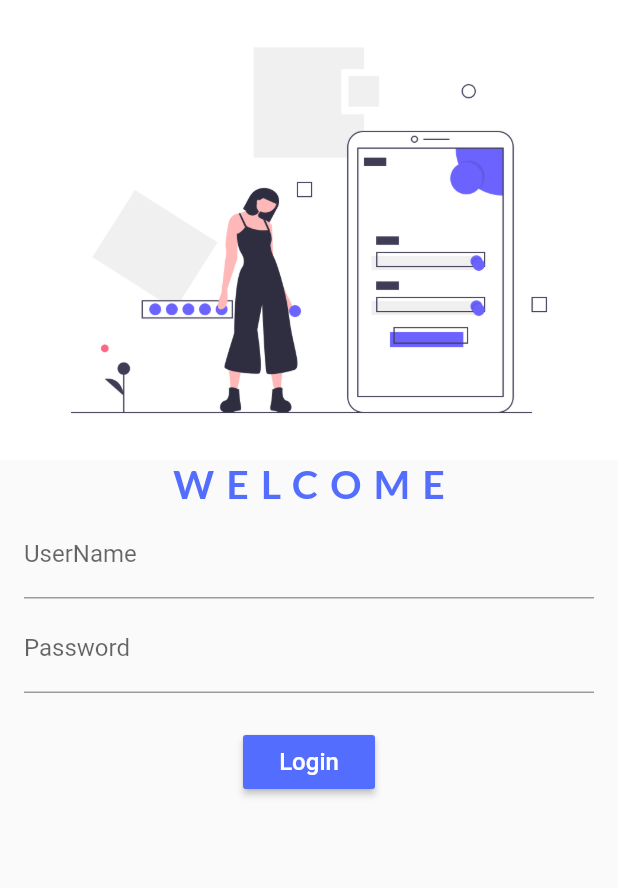
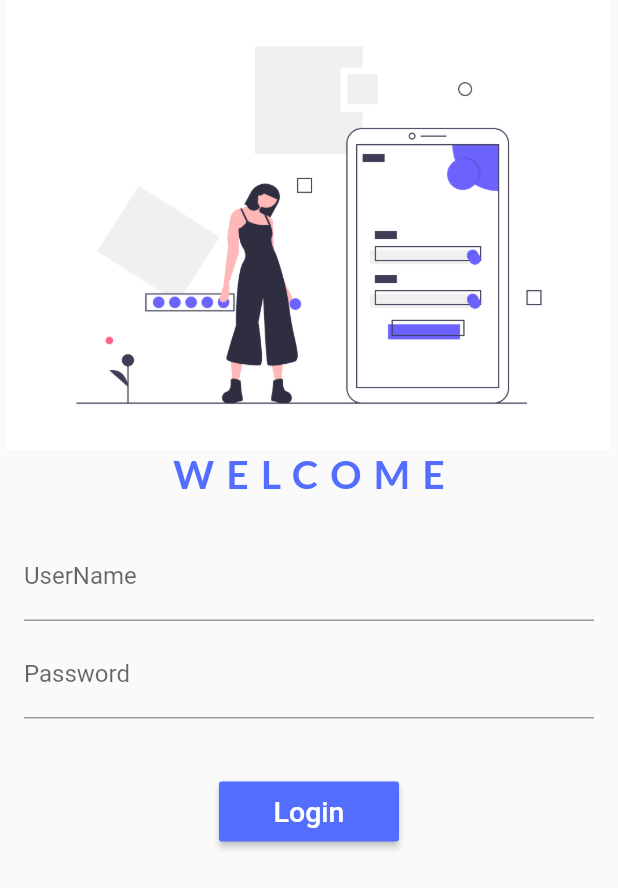
Before and after one commit to developergaurav77/practiceflutter, a Flutter app: the screen it shows after launch, on a phone screen of 412 x 824 dp. Shown: the top 888 px of the screen. Run offline on Flutter 3.47's test engine with Material 2 defaults, Android fonts, the phone set to English and light mode, and no system bars; our stand-ins replace google_fonts.

Commit message:
day5 completed

```diff
--- a/lib/pages/login_page.dart
+++ b/lib/pages/login_page.dart
@@ -5,11 +5,14 @@ class LoginPage extends StatelessWidget {
   @override
   Widget build(BuildContext context) {
     return Scaffold(
-        body: Column(
+        body: SingleChildScrollView(
+      child: Column(
+        mainAxisAlignment: MainAxisAlignment.center,
         children: [
           Image.asset(
             'assets/images/login.png',
             fit: BoxFit.fitWidth,
+            height: 300,
           ),
           Center(
             child: Text(
@@ -22,8 +25,12 @@ class LoginPage extends StatelessWidget {
               ),
             ),
           ),
+          SizedBox(
+            height: 20.0,
+          ),
           Padding(
-          padding: const EdgeInsets.symmetric(vertical: 2.0, horizontal: 16.0),
+            padding:
+                const EdgeInsets.symmetric(vertical: 4.0, horizontal: 16.0),
             child: TextFormField(
               decoration: InputDecoration(
                 labelText: "UserName",
@@ -31,7 +38,8 @@ class LoginPage extends StatelessWidget {
             ),
           ),
           Padding(
-          padding: const EdgeInsets.symmetric(vertical: 2.0, horizontal: 16.0),
+            padding:
+                const EdgeInsets.symmetric(vertical: 2.0, horizontal: 16.0),
             child: TextFormField(
               obscureText: true,
               decoration: InputDecoration(
@@ -40,17 +48,24 @@ class LoginPage extends StatelessWidget {
             ),
           ),
           SizedBox(
-          height: 20.0,
+            height: 40.0,
           ),
-        RaisedButton(
-          onPressed: () {},
+          Container(
+            height: 40.0,
+            width: 120.0,
+            child: RaisedButton(
+              onPressed: () {
+                Navigator.pushNamed(context, '/home');
+              },
               child: Text(
                 "Login",
-            style: TextStyle(color: Colors.white, fontSize: 16.0),
+                style: TextStyle(color: Colors.white, fontSize: 19.0),
               ),
               color: Colors.indigoAccent,
+            ),
           )
         ],
+      ),
     ));
   }
 }
```
Also changed, not shown: lib/pages/home_page.dart (+13 -0 lines), 1 other file. Lines whose indentation alone changed are shown as unchanged.
